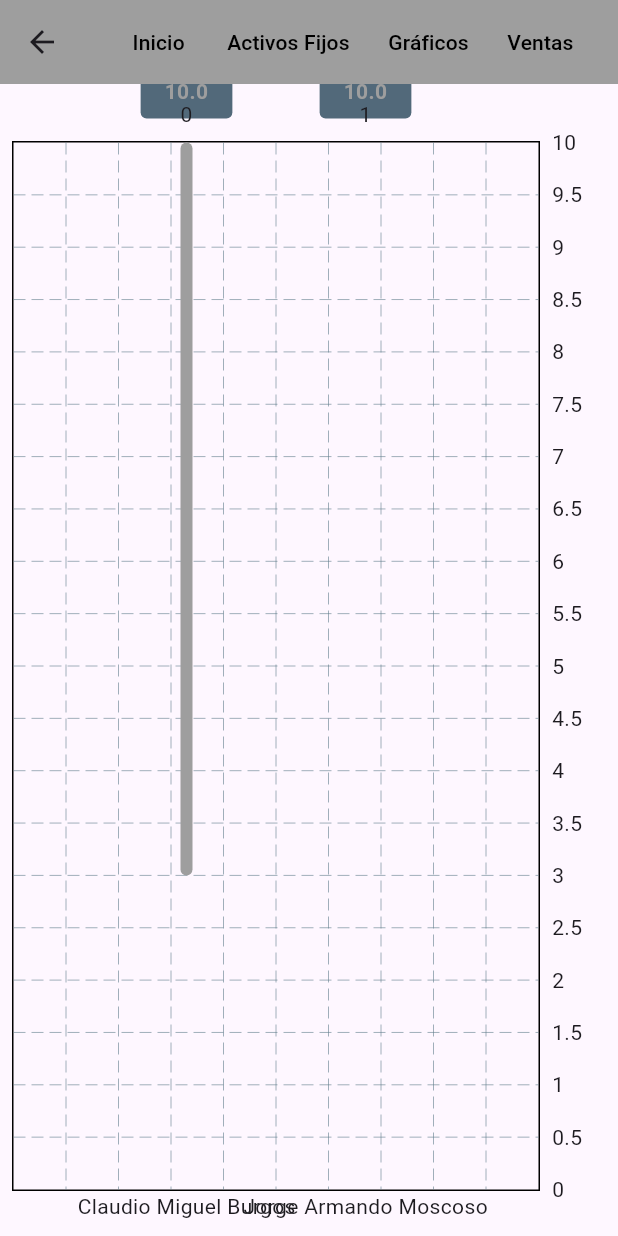
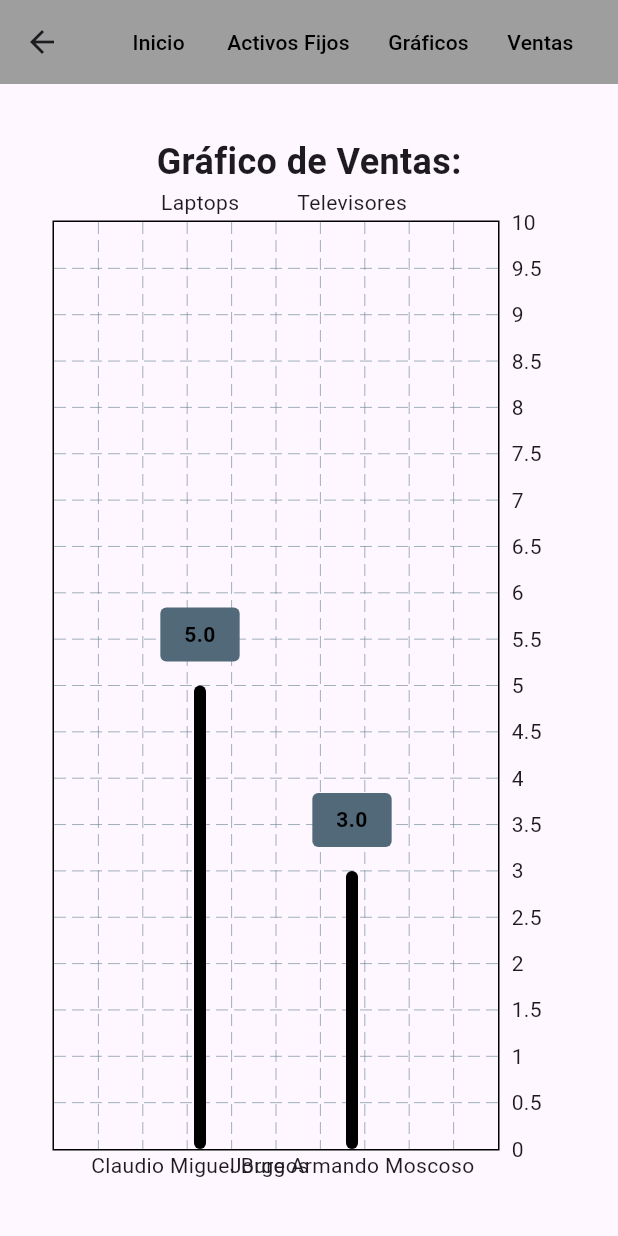
Before and after one commit to Lezmaru/inveniof, a Flutter app: the GraficoScreen screen opened directly, on a phone screen of 412 x 824 dp. Run offline on Flutter 3.47's test engine with Material 3 defaults, Android fonts, the phone set to English and light mode, and no system bars; drawn by our look-alikes of fl_chart.

```diff
--- a/lib/graficos.dart
+++ b/lib/graficos.dart
@@ -79,17 +79,25 @@ class _GraficoState extends State<GraficoScreen> {
         ),
       ),
       body: Padding(
-        padding: const EdgeInsets.all(8.0),
+        padding: const EdgeInsets.all(35.0),
+        child: Column(
+          children: <Widget>[
+            Text(
+              'Gráfico de Ventas:',
+              style: TextStyle(fontSize: 24, fontWeight: FontWeight.bold),
+            ),
+            Expanded(
               child: BarChart(
                 BarChartData(
+                  maxY: 10,
                   barGroups: [
                     BarChartGroupData(x: 0, barRods: [
-                BarChartRodData(fromY: 3, color: Colors.grey, toY: 10),
+                      BarChartRodData(fromY: 0, color: Colors.black, toY: 5),
                     ], showingTooltipIndicators: [
                       0
                     ]),
                     BarChartGroupData(x: 1, barRods: [
-                BarChartRodData(fromY: 10, color: Colors.grey, toY: 10),
+                      BarChartRodData(fromY: 0, color: Colors.black, toY: 3),
                     ], showingTooltipIndicators: [
                       0
                     ]),
@@ -114,8 +122,26 @@ class _GraficoState extends State<GraficoScreen> {
                         },
                       ),
                     ),
+                    topTitles: AxisTitles(
+                      sideTitles: SideTitles(
+                        showTitles: true,
+                        getTitlesWidget: (value, meta) {
+                          switch (value.toInt()) {
+                            case 0:
+                              return Text('Laptops');
+                            case 1:
+                              return Text('Televisores');
+                            default:
+                              return Text('');
+                          }
+                        },
                       ),
                     ),
+                  ),
+                ),
+              ),
+            ),
+          ],
         ),
       ),
     );
```
Lines whose indentation alone changed are shown as unchanged.
